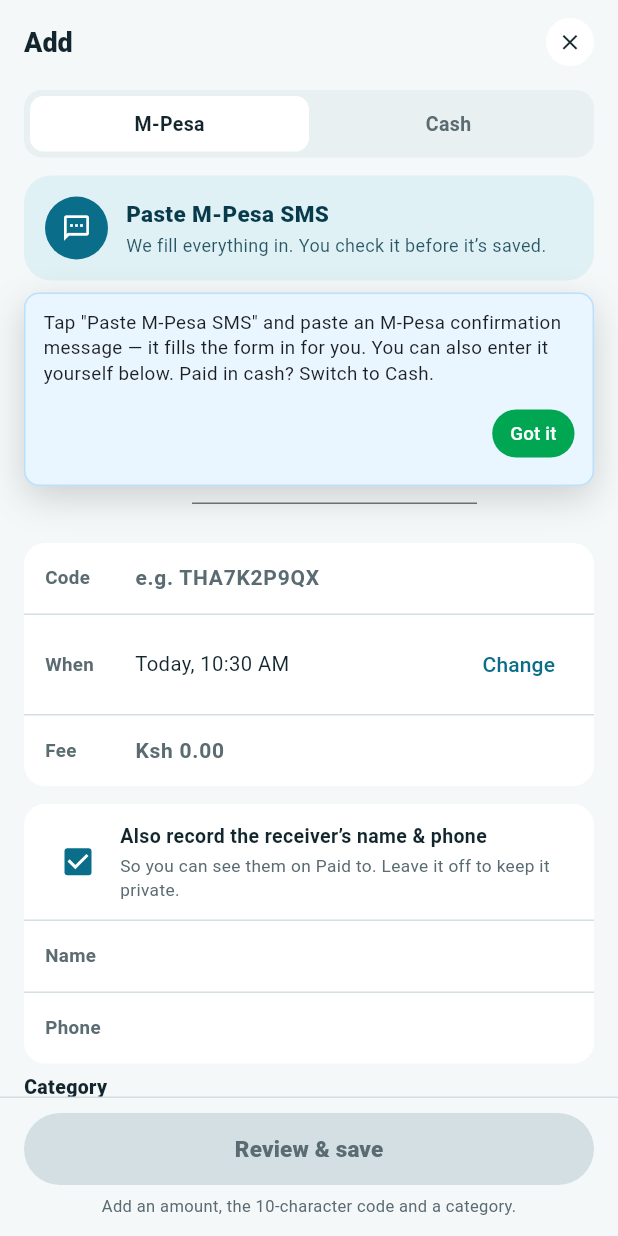
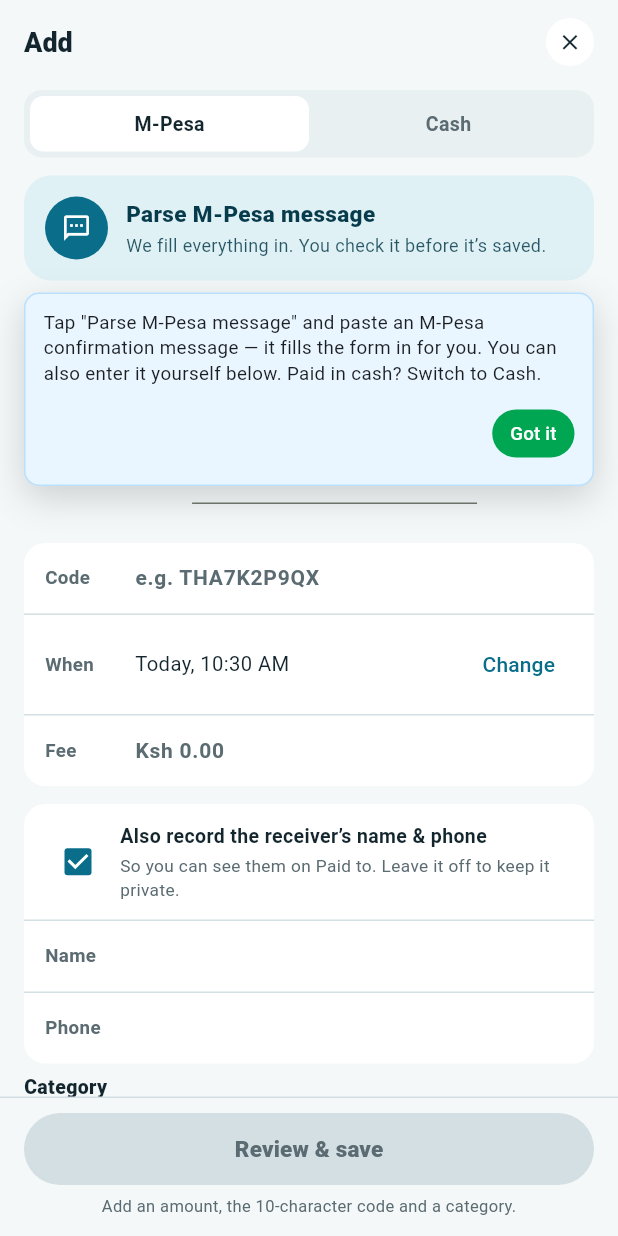
Before and after one commit to Joshynsky/mmogo, a Flutter app: the AddScreen screen opened directly, on a phone screen of 412 x 824 dp. Run offline on Flutter 3.47's test engine with Material 3 defaults, Android fonts, the phone set to English and light mode, and no system bars; our stand-ins replace share_plus, shared_preferences, sqflite_common_ffi; accounts and stored records are empty.

Commit message:
Add: one 'Parse' wording (card, sheet, button, hint); recapture onboarding step 2 sheet image

```diff
--- a/lib/ui/screens/add/add_screen.dart
+++ b/lib/ui/screens/add/add_screen.dart
@@ -34,7 +34,7 @@
 /// M-Pesa message" button.
 const addHintId = 'add_hint';
 const addHintMessage =
-    'Tap "Paste M-Pesa SMS" and paste an M-Pesa confirmation message — it fills the form in for you. '
+    'Tap "Parse M-Pesa message" and paste an M-Pesa confirmation message — it fills the form in for you. '
     'You can also enter it yourself below. Paid in cash? Switch to Cash.';
 
 /// Reached from the primary FAB (`Routes.add`) — a pushed page, never a
--- a/lib/ui/screens/add/paste_card.dart
+++ b/lib/ui/screens/add/paste_card.dart
@@ -104,7 +104,7 @@
                   crossAxisAlignment: CrossAxisAlignment.start,
                   children: [
                     Text(
-                      'Paste M-Pesa SMS',
+                      'Parse M-Pesa message',
                       style: TextStyle(fontSize: 15, fontWeight: FontWeight.w800, color: palette.tintInk),
                     ),
                     const SizedBox(height: 2),
@@ -171,7 +171,7 @@
             crossAxisAlignment: CrossAxisAlignment.stretch,
             children: [
               Text(
-                'Paste the M-Pesa SMS',
+                'Parse the M-Pesa message',
                 style: TextStyle(fontSize: 15, fontWeight: FontWeight.w700, color: palette.ink),
               ),
               const SizedBox(height: 10),
@@ -227,7 +227,7 @@
                         backgroundColor: palette.primary,
                         foregroundColor: palette.onPrimary,
                       ),
-                      child: const Text('Fill it in'),
+                      child: const Text('Parse'),
                     ),
                   ),
                 ],
```
Also changed, not shown: assets/onboarding/step2_2.png, 1 other file.
